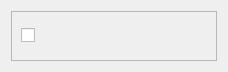
Before: the Qt Designer form ui/goal.ui in ahitrin/SiebenApp, drawn with Qt 5.
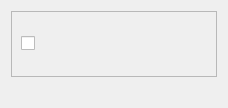
After: the same form once the commit is applied.

Commit message: Show goal attributes in PyQt UI #344

```diff
--- a/ui/goal.ui
+++ b/ui/goal.ui
@@ -7,7 +7,7 @@
     <x>0</x>
     <y>0</y>
     <width>228</width>
-    <height>72</height>
+    <height>108</height>
    </rect>
   </property>
   <property name="sizePolicy">
@@ -19,7 +19,7 @@
   <property name="windowTitle">
    <string>Form</string>
   </property>
-  <layout class="QHBoxLayout" name="horizontalLayout">
+  <layout class="QVBoxLayout" name="verticalLayout">
    <item>
     <widget class="QFrame" name="frame">
      <property name="frameShape">
@@ -81,6 +81,16 @@
      </layout>
     </widget>
    </item>
+   <item>
+    <widget class="QLabel" name="label_attrs">
+     <property name="enabled">
+      <bool>true</bool>
+     </property>
+     <property name="text">
+      <string/>
+     </property>
+    </widget>
+   </item>
   </layout>
  </widget>
  <resources/>
```
The commit also changes 2 other files.
